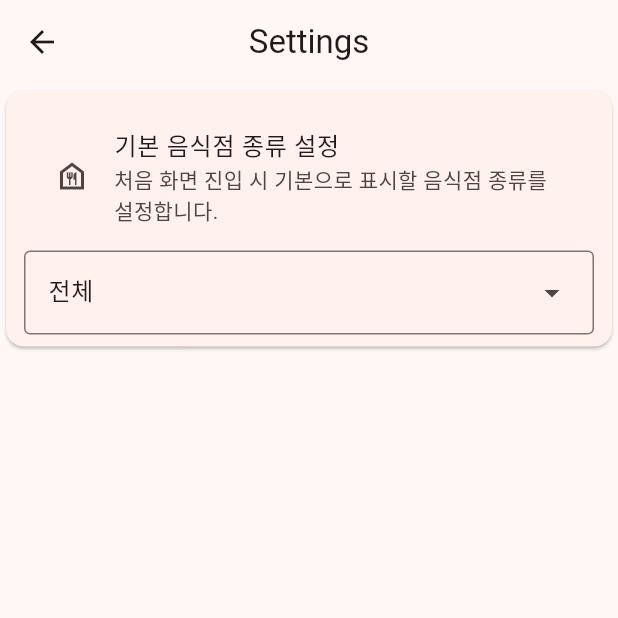
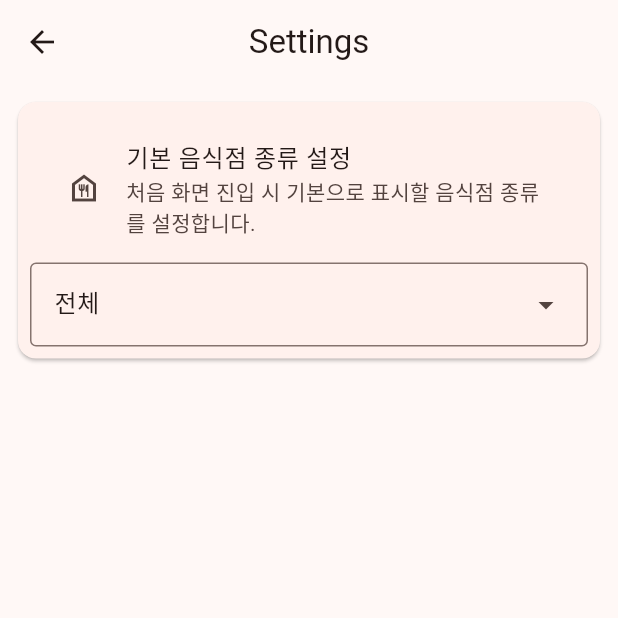
Before and after one commit to sun30812/tera_food, a Flutter app: the screen it shows after launch, after a tap on the "settings" icon, on a phone screen of 412 x 824 dp, the top half of it. Run offline on Flutter 3.47's test engine with Material 3 defaults, Android fonts, the phone set to English and light mode, and no system bars; our stand-ins replace firebase_core, shared_preferences; accounts and stored records are empty.

Commit message:
#9 음식 종류 기본값 설정메뉴 디자인 변경.

```diff
--- a/lib/pages/settings.dart
+++ b/lib/pages/settings.dart
@@ -40,7 +40,9 @@ class _SettingsPageState extends State<SettingsPage> {
                 asyncSnapshot.data?.getDefaultFoodKind() ?? FoodKind.all;
             return Column(
               children: [
-                Card(
+                Padding(
+                  padding: const EdgeInsets.all(8.0),
+                  child: Card(
                     child: Padding(
                       padding: const EdgeInsets.all(8.0),
                       child: Column(
@@ -79,6 +81,7 @@ class _SettingsPageState extends State<SettingsPage> {
                       ),
                     ),
                   ),
+                ),
               ],
             );
           },
--- a/lib/provider/restaurant_provider.dart
+++ b/lib/provider/restaurant_provider.dart
@@ -70,9 +70,14 @@ class RestaurantProvider {
   /// 싱글톤 인스턴스가 아직 생성되지 않은 경우, 데이터를 초기화하여 인스턴스를 생성한다.
   ///
   /// 해당 데이터는 Sample 이며, 추후 Firebase 를 이용하여 정보를 가져올 예정이다.
-  static Future<RestaurantProvider> getSampleInstance() async {
+  /// [skipInitializeSettingsProvider]가 true로 설정되면 [SettingsProvider]의 인스턴스 초기화를 건너뛴다.
+  /// 이는 테스트 시 [SettingsProvider]의 초기화가 필요 없는 경우에 유용하다.
+  static Future<RestaurantProvider> getSampleInstance(
+      {bool skipInitializeSettingsProvider = false}) async {
     if (_instance == null) {
-      final settingsProvider = await SettingsProvider.getInstance();
+      final settingsProvider = !skipInitializeSettingsProvider
+          ? await SettingsProvider.getInstance()
+          : null;
       final internalData = {
         FoodKind.noodle: [
           Food(foodName: "고스락 칼국수", foodKind: FoodKind.noodle),
@@ -120,7 +125,7 @@ class RestaurantProvider {
         ],
       };
       _instance = RestaurantProvider._internal(
-          internalData, settingsProvider.getDefaultFoodKind());
+          internalData, settingsProvider?.getDefaultFoodKind());
     }
     return RestaurantProvider._instance!;
   }
```
Also changed, not shown: 2 other files. Lines whose indentation alone changed are shown as unchanged.
